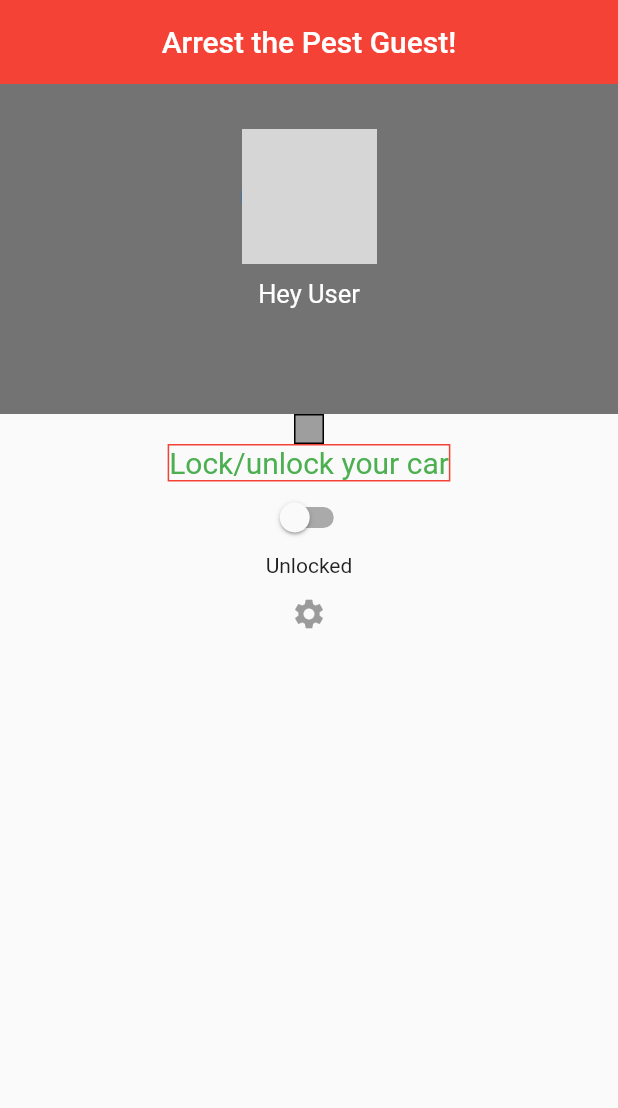
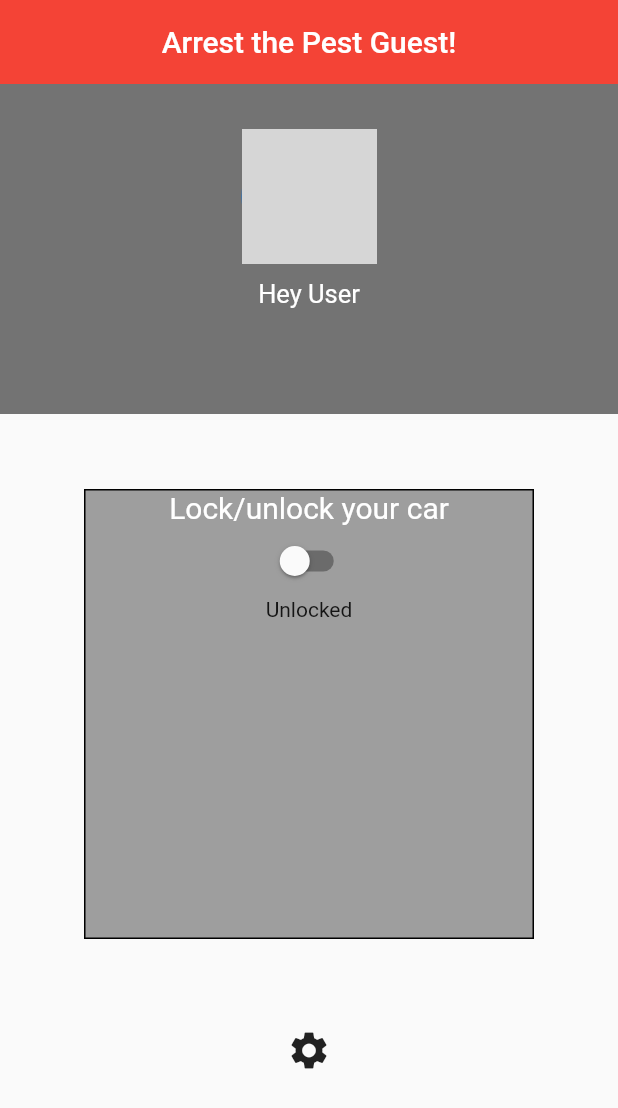
Before and after one commit to HarshdipD/Arrest-of-the-Guest-Pest, a Flutter app: the screen it shows after launch, on a phone screen of 412 x 824 dp. Shown: the top 1108 px of the screen. Run offline on Flutter 3.47's test engine with Material 2 defaults, Android fonts, the phone set to English and light mode, and no system bars; Roboto replaces fonts that are missing (packages/cool_fonts/Roboto); grey boxes are pictures that could not be loaded.

Commit message:
Update main.dart

```diff
--- a/pestguestarrest_app/lib/main.dart
+++ b/pestguestarrest_app/lib/main.dart
@@ -19,38 +19,13 @@ class _myStateState extends State<myState> {
   String status = "Unlocked";
   bool value1 = false;
 
-  Widget get head
-  {
-    return Container(
-      decoration: BoxDecoration(border: new Border.all(color: Colors.black), color: Colors.grey),
-      width: 20.0,
-      height: 20.0,
-    );
-  }
-
-  //Widget that contains text and switch
-  Widget get changeStatus
-  {
-    return Column(
-      children: <Widget>[
-        head,
-        new Container(
-            child: Text("Lock/unlock your car", style: TextStyle(fontSize: 20.0, color: Colors.green)),
-          decoration: new BoxDecoration(
-            border: new Border.all(color: Colors.red),
-          ),
-        ),
-        switchStatus,
-        Text(status),
-      ],
-    );
-  }
 
   //Switch widget
   Widget get switchStatus
   {
-    return new Switch(value: value1, onChanged: (value)=> change());
+    return new Switch(value: value1, onChanged: (value) => change());
   }
+
   change(){
     setState(() {
       if(value1 == false)
@@ -62,18 +37,57 @@ class _myStateState extends State<myState> {
           status = "Unlocked";
         }
       value1 =! value1;
+      return;
     });
   }
 
   //Settings
   Widget get settings
   {
-    return IconButton(icon: Icon(Icons.settings), onPressed: bb());
+    return IconButton(icon: Icon(Icons.settings,), iconSize: 30.0, onPressed: bb);
   }
 
-  bb()
+  bb(){
+    print("hello");
+    showDialog(
+      context: context,
+      builder: (BuildContext context){
+        return AlertDialog(
+          title: new Text("Change settings"),
+          content: new Container(
+            child: Column(
+              children: <Widget>[
+                TextField(
+                  autofocus: true,
+                  maxLength: 6,
+
+                )
+              ],
+            ),
+          ),
+        );
+      }
+    );
+  }
+
+
+  Widget get head
   {
-    print("hello");
+    return Padding(
+      padding: const EdgeInsets.all(50.0),
+      child: Container(
+        decoration: BoxDecoration(border: new Border.all(color: Colors.black), color: Colors.grey),
+        width: 300.0,
+        height: 300.0,
+        child: Column(
+          children: <Widget>[
+            Text("Lock/unlock your car", style: TextStyle(fontSize: 20.0, color: Colors.white)),
+            switchStatus,
+            Text(status),
+          ],
+        ),
+      ),
+    );
   }
 
   @override
@@ -113,7 +127,7 @@ class _myStateState extends State<myState> {
                 ),
               ),
             ),
-            changeStatus,
+            head,
             settings,
           ],
         ),
```
